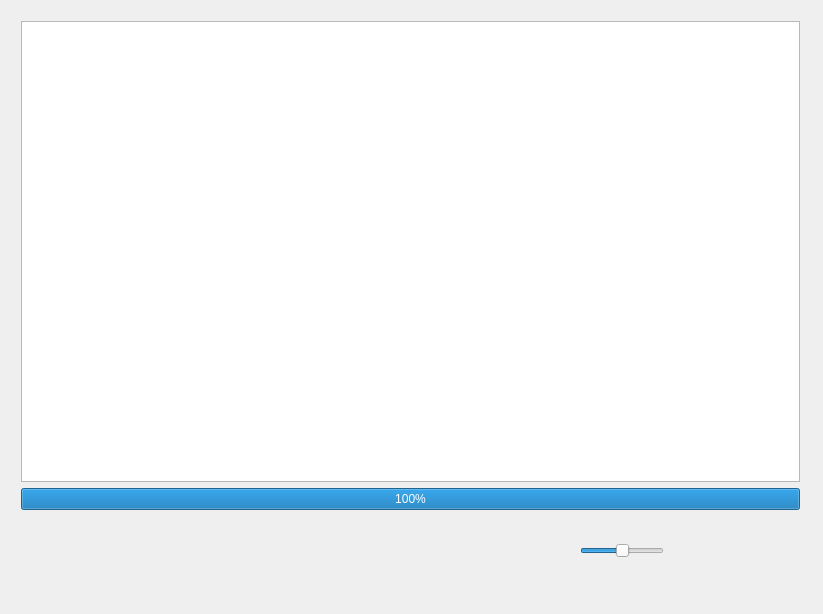
This is widget.ui in sergiovergaratorres/build-videoGUI-Unnamed_f733e7-Debug as Qt 5 draws it before an edit. The edited form follows.
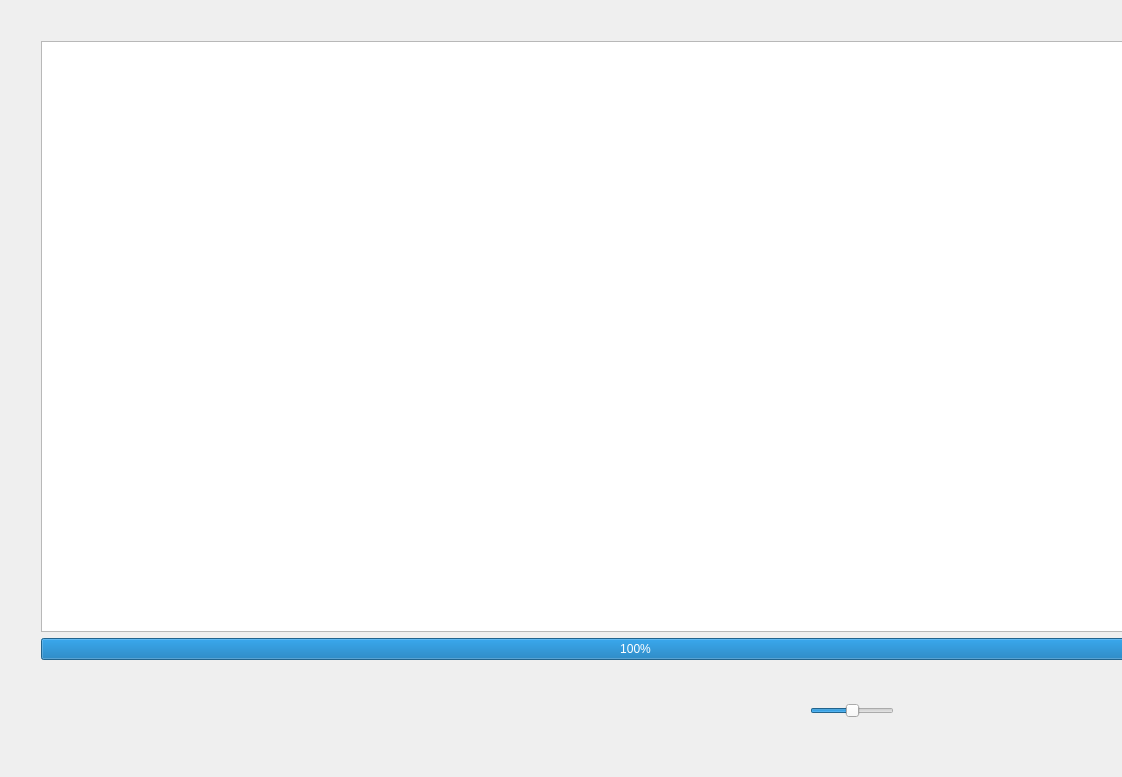
This is the edited form. Icons and pictures are not drawn.

The edit to the form file:
```diff
--- a/widget.ui
+++ b/widget.ui
@@ -9,8 +9,8 @@
    <rect>
     <x>0</x>
     <y>0</y>
-    <width>823</width>
-    <height>614</height>
+    <width>1122</width>
+    <height>777</height>
    </rect>
   </property>
   <property name="windowTitle">
@@ -19,10 +19,10 @@
   <widget class="QWidget" name="layoutWidget">
    <property name="geometry">
     <rect>
-     <x>10</x>
-     <y>10</y>
-     <width>801</width>
-     <height>511</height>
+     <x>30</x>
+     <y>30</y>
+     <width>1211</width>
+     <height>641</height>
     </rect>
    </property>
    <layout class="QVBoxLayout" name="verticalLayout_2">
@@ -48,8 +48,8 @@
   <widget class="QPushButton" name="abrir">
    <property name="geometry">
     <rect>
-     <x>220</x>
-     <y>530</y>
+     <x>450</x>
+     <y>690</y>
      <width>71</width>
      <height>61</height>
     </rect>
@@ -70,8 +70,8 @@
   <widget class="QPushButton" name="play">
    <property name="geometry">
     <rect>
-     <x>370</x>
-     <y>530</y>
+     <x>600</x>
+     <y>690</y>
      <width>81</width>
      <height>71</height>
     </rect>
@@ -92,8 +92,8 @@
   <widget class="QPushButton" name="pause">
    <property name="geometry">
     <rect>
-     <x>300</x>
-     <y>530</y>
+     <x>530</x>
+     <y>690</y>
      <width>61</width>
      <height>61</height>
     </rect>
@@ -114,8 +114,8 @@
   <widget class="QPushButton" name="stop">
    <property name="geometry">
     <rect>
-     <x>460</x>
-     <y>530</y>
+     <x>690</x>
+     <y>690</y>
      <width>71</width>
      <height>61</height>
     </rect>
@@ -136,8 +136,8 @@
   <widget class="QPushButton" name="mute">
    <property name="geometry">
     <rect>
-     <x>540</x>
-     <y>540</y>
+     <x>770</x>
+     <y>700</y>
      <width>31</width>
      <height>31</height>
     </rect>
@@ -162,8 +162,8 @@
   <widget class="QSlider" name="volumen">
    <property name="geometry">
     <rect>
-     <x>580</x>
-     <y>540</y>
+     <x>810</x>
+     <y>700</y>
      <width>84</width>
      <height>22</height>
     </rect>
```
